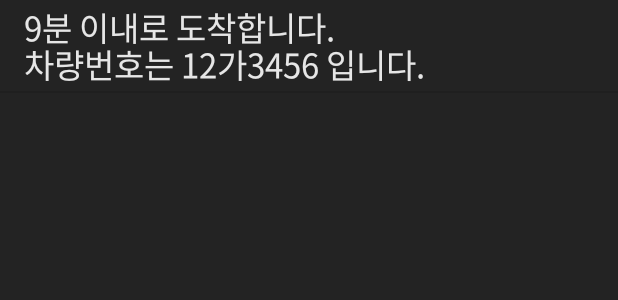
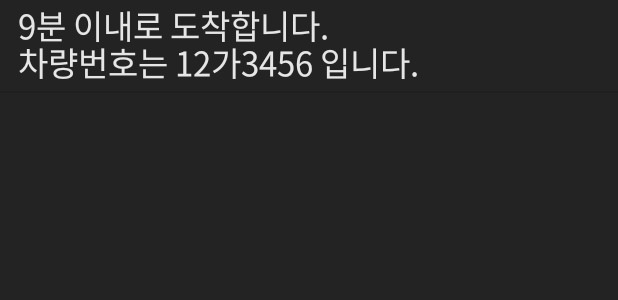
Before and after one commit to ina4456/Kiev-Driver-AOS, an Android app: the layout item_single_selection_list.xml on its own in the app's theme, with its tools: preview values and no code run, on a phone screen of 412 x 824 dp. Shown: the top 300 px of the screen. Run offline under Robolectric (Android 15) with nearby library versions, the phone set to English and light mode, and no system bars.

Commit message:
[chg] SMS 전송시 차량 번호 중 지역 제외 및 메시지 선택 UI 수정

```diff
--- a/app/src/main/java/com/kiev/driver/aos/viewmodel/MainViewModel.java
+++ b/app/src/main/java/com/kiev/driver/aos/viewmodel/MainViewModel.java
@@ -199,7 +199,7 @@ public class MainViewModel extends AndroidViewModel {
 
 	private ArrayList<SelectionItem> loadMessageList() {
 		Context context = getApplication();
-		String carNumber = mRepository.getConfig().getCarNumber();
+		String carNumber = mRepository.getConfig().getCarNumber().substring(2);
 		ArrayList<SelectionItem> messagesItems = new ArrayList<>();
 		List<String> messageList = Arrays.asList(context.getResources().getStringArray(R.array.msg_static_list));
 
--- a/app/src/main/res/layout/item_single_selection_list.xml
+++ b/app/src/main/res/layout/item_single_selection_list.xml
@@ -9,17 +9,19 @@
         android:focusable="true"
         android:clickable="true"
         android:layout_width="match_parent"
-        android:layout_height="62dp">
+        android:layout_height="wrap_content">
 
         <androidx.appcompat.widget.AppCompatTextView
             android:id="@+id/tv_popup_item_name"
             android:layout_width="0dp"
-            android:layout_height="0dp"
+            android:minHeight="62dp"
+            android:layout_height="wrap_content"
             android:gravity="start|center_vertical"
             android:maxLines="2"
             android:ellipsize="end"
-            android:paddingStart="16dp"
-            android:paddingEnd="16dp"
+            android:paddingStart="12dp"
+            android:paddingEnd="12dp"
+            android:paddingBottom="3dp"
             android:text="@string/msg_9min"
             tools:text="9분 이내로 도착합니다.\n차량번호는 12가3456 입니다."
             android:textSize="22dp"
--- a/app/src/main/res/values/strings.xml
+++ b/app/src/main/res/values/strings.xml
@@ -251,8 +251,8 @@
     <string name="msg_9min"><![CDATA[<font color=\'#dcb969\'>9</font>분 이내로 도착합니다.]]></string>
     <string name="msg_7min"><![CDATA[<font color=\'#dcb969\'>7</font>분 이내로 도착합니다.]]></string>
     <string name="msg_5min"><![CDATA[<font color=\'#dcb969\'>5</font>분 이내로 도착합니다.]]></string>
-    <string name="msg_soon"><![CDATA[잠시 후 도착합니다. \n차량번호는 <font color=\'#dcb969\'>%s</font> 입니다.]]></string>
-    <string name="msg_arrival"><![CDATA[도착했습니다. \n차량번호는 <font color=\'#dcb969\'>%s</font> 입니다.]]></string>
+    <string name="msg_soon"><![CDATA[잠시 후 도착합니다. 차량번호는 <font color=\'#dcb969\'>%s</font> 입니다.]]></string>
+    <string name="msg_arrival"><![CDATA[도착했습니다. 차량번호는 <font color=\'#dcb969\'>%s</font> 입니다.]]></string>
     <string-array name="msg_static_list">
         <item>@string/msg_9min</item>
         <item>@string/msg_7min</item>
```
